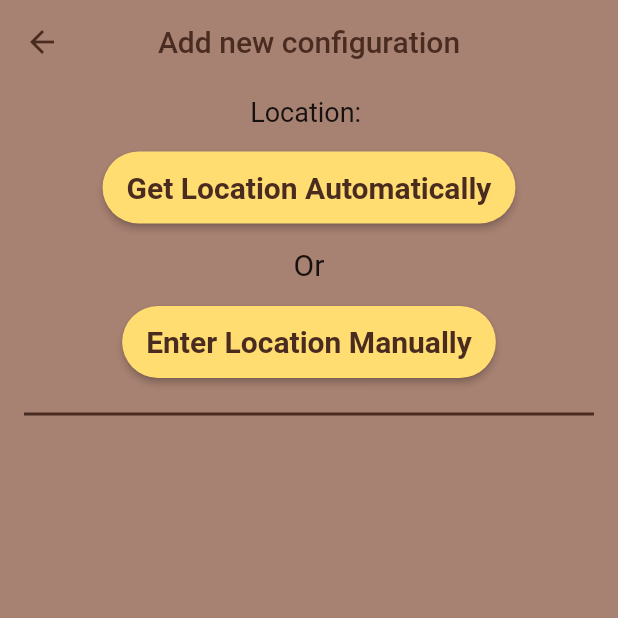
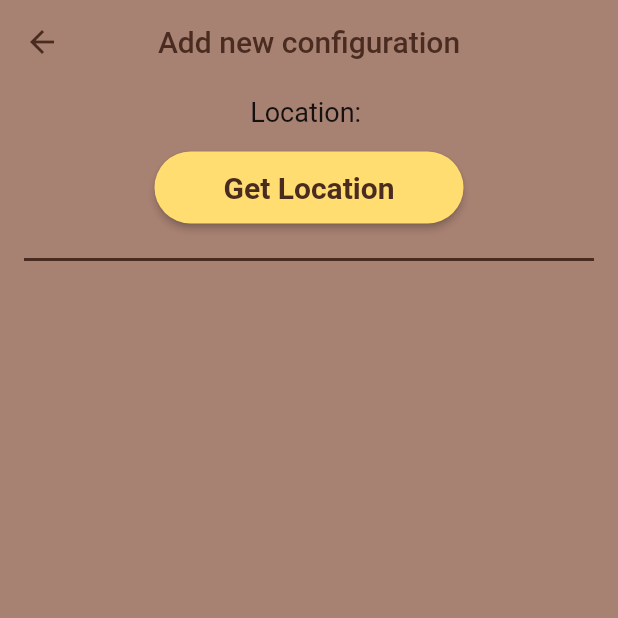
Before and after one commit to MuhammadEssam96/muslim_prayer_times, a Flutter app: the AddConfigScreen screen opened directly, on a phone screen of 412 x 824 dp, the top half of it. Run offline on Flutter 3.47's test engine with Material 2 defaults, Android fonts, the phone set to English and light mode, and no system bars; our stand-ins replace get, google_maps_flutter, hive, hive_flutter, introduction_screen, location; missing offline and left inert: geocode, location_permissions; accounts and stored records are empty; generated files the repository leaves out were written again.

Commit message:
Adjust getting location functionality and get reverse geocoding

```diff
--- a/lib/data/models/location_model.dart
+++ b/lib/data/models/location_model.dart
@@ -32,4 +32,6 @@ class Location {
     this.city,
     this.country
   });
+
+  bool isLocationEmpty(Location location) => location.city.isEmpty || location.country.isEmpty || location.latitude.isEmpty || location.longitude.isEmpty;
 }
--- a/lib/ui/screens/add_config_screen.dart
+++ b/lib/ui/screens/add_config_screen.dart
@@ -1,11 +1,11 @@
 import 'package:flutter/material.dart';
 import 'package:get/get.dart';
-import 'package:get/get_state_manager/src/rx_flutter/rx_getx_widget.dart';
 import 'package:muslim_prayer_times/controllers/config_form_controller.dart';
+import 'package:muslim_prayer_times/ui/screens/get_location_screen.dart';
 import 'package:muslim_prayer_times/ui/values/colors.dart';
 import 'package:muslim_prayer_times/ui/widgets/app_bar.dart';
-import 'package:muslim_prayer_times/ui/widgets/ask_for_location_widgets.dart';
-import 'package:muslim_prayer_times/ui/widgets/config_location_ready_lat_lon_widgets.dart';
+import 'package:muslim_prayer_times/ui/widgets/config_location_ready_widgets.dart';
+import 'package:muslim_prayer_times/ui/widgets/material_button.dart';
 
 class AddConfigScreen extends StatelessWidget {
   @override
@@ -26,12 +26,10 @@ class AddConfigScreen extends StatelessWidget {
                     children: [
                       const Text(
                         "Location: ",
-                        style: TextStyle(
-                          fontSize: 18.0
-                        )
+                        style: TextStyle(fontSize: 18.0)
                       ),
                       const SizedBox(height: 16.0),
-                      if (controller.isLocationSet) ConfigLocationReadyLatLonWidgets(controller.location) else AskUserForLocationWidgets(),
+                      if (controller.isLocationSet) ConfigLocationReadyWidgets(controller.location) else DefaultMaterialButton(text: "Get Location", onPressed: () => Get.to(GetLocationScreen())),
                       const SizedBox(height: 16.0),
                       const Divider(
                         color: AppColors.primaryColorDark,
--- a/lib/ui/widgets/ask_for_location_widgets.dart
+++ /dev/null
@@ -1,30 +0,0 @@
-import 'package:flutter/material.dart';
-import 'package:get/get.dart';
-import 'package:muslim_prayer_times/ui/screens/set_location_automatically_screen.dart';
-import 'package:muslim_prayer_times/ui/widgets/material_button.dart';
-
-class AskUserForLocationWidgets extends StatelessWidget {
-  @override
-  Widget build(BuildContext context) {
-    return Column(
-      children: [
-        DefaultMaterialButton(
-          text: "Get Location Automatically",
-          onPressed: () => Get.to(SetLocationAutomaticallyScreen())
-        ),
-        const SizedBox(height: 16.0),
-        const Text(
-          "Or",
-          style: TextStyle(fontSize: 20.0)
-        ),
-        const SizedBox(height: 16.0),
-        DefaultMaterialButton(
-          text: "Enter Location Manually",
-          onPressed: () {
-
-          }
-        )
-      ]
-    );
-  }
-}
```
Also changed, not shown: lib/controllers/location_controller.dart (+9 -0 lines), lib/services/geocode_service.dart (added, +14 -0 lines), lib/ui/widgets/config_location_ready_widgets.dart (renamed from lib/ui/widgets/config_location_ready_lat_lon_widgets.dart, +21 -5 lines), lib/ui/widgets/confirm_location_widgets.dart (renamed from lib/ui/widgets/confirm_location_lat_lon_widgets.dart, +44 -9 lines).
